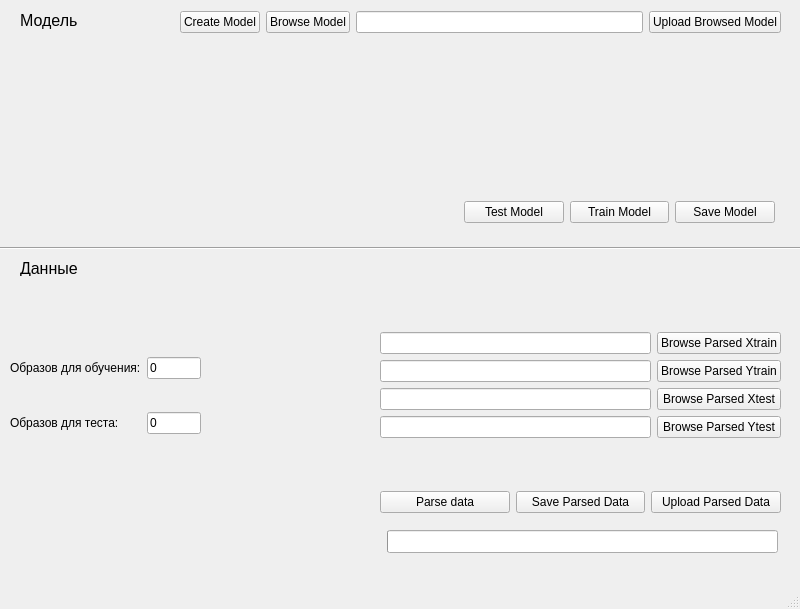
Above: designs/prog.ui from FolloW12587/diplom_nnetwork before the change. Below: the same form after it.
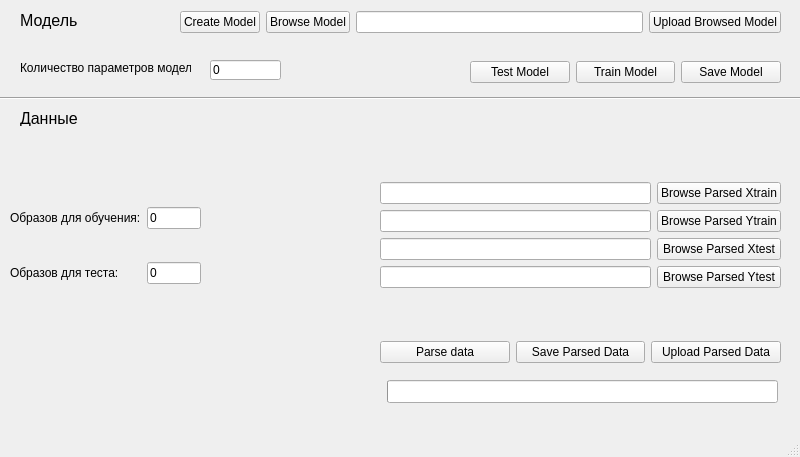
That is the form after the change.

The edit to the form file:
```diff
--- a/designs/prog.ui
+++ b/designs/prog.ui
@@ -7,7 +7,7 @@
     <x>0</x>
     <y>0</y>
     <width>800</width>
-    <height>609</height>
+    <height>457</height>
    </rect>
   </property>
   <property name="windowTitle">
@@ -36,7 +36,7 @@
     <property name="geometry">
      <rect>
       <x>0</x>
-      <y>240</y>
+      <y>90</y>
       <width>801</width>
       <height>16</height>
      </rect>
@@ -49,7 +49,7 @@
     <property name="geometry">
      <rect>
       <x>20</x>
-      <y>260</y>
+      <y>110</y>
       <width>91</width>
       <height>16</height>
      </rect>
@@ -67,7 +67,7 @@
     <property name="geometry">
      <rect>
       <x>10</x>
-      <y>330</y>
+      <y>180</y>
       <width>191</width>
       <height>131</height>
      </rect>
@@ -107,7 +107,7 @@
     <property name="geometry">
      <rect>
       <x>387</x>
-      <y>530</y>
+      <y>380</y>
       <width>391</width>
       <height>23</height>
      </rect>
@@ -159,7 +159,7 @@
     <property name="geometry">
      <rect>
       <x>380</x>
-      <y>270</y>
+      <y>120</y>
       <width>401</width>
       <height>231</height>
      </rect>
@@ -219,7 +219,7 @@
     <property name="geometry">
      <rect>
       <x>380</x>
-      <y>490</y>
+      <y>340</y>
       <width>401</width>
       <height>25</height>
      </rect>
@@ -248,11 +248,11 @@
      </item>
     </layout>
    </widget>
-   <widget class="QWidget" name="">
+   <widget class="QWidget" name="layoutWidget">
     <property name="geometry">
      <rect>
-      <x>464</x>
-      <y>200</y>
+      <x>470</x>
+      <y>60</y>
       <width>311</width>
       <height>25</height>
      </rect>
@@ -281,6 +281,32 @@
      </item>
     </layout>
    </widget>
+   <widget class="QLabel" name="labelCountParams">
+    <property name="geometry">
+     <rect>
+      <x>20</x>
+      <y>60</y>
+      <width>171</width>
+      <height>16</height>
+     </rect>
+    </property>
+    <property name="text">
+     <string>Количество параметров модели:</string>
+    </property>
+   </widget>
+   <widget class="QLineEdit" name="textCountParams">
+    <property name="geometry">
+     <rect>
+      <x>210</x>
+      <y>60</y>
+      <width>71</width>
+      <height>20</height>
+     </rect>
+    </property>
+    <property name="text">
+     <string>0</string>
+    </property>
+   </widget>
   </widget>
   <widget class="QMenuBar" name="menubar">
    <property name="geometry">
```
